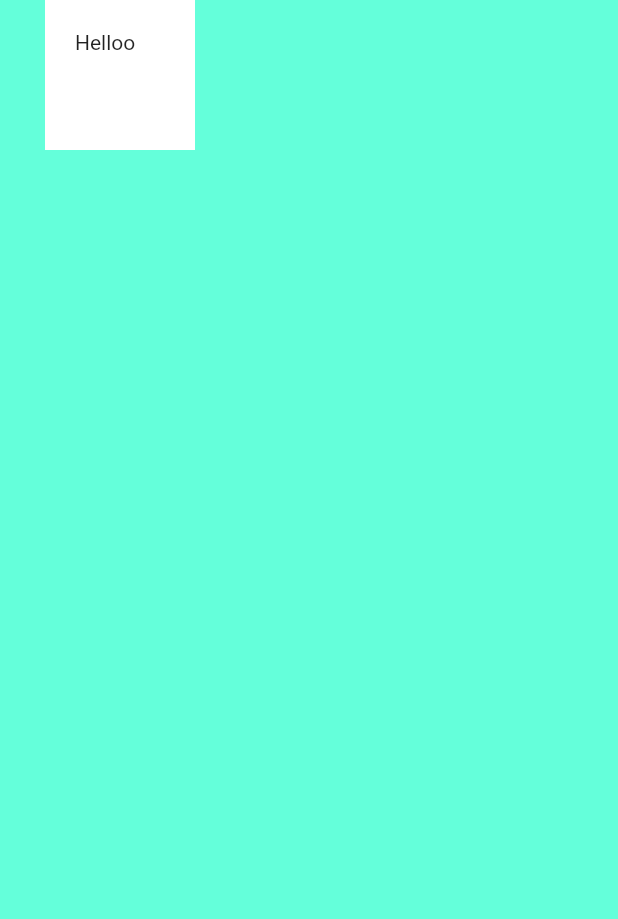
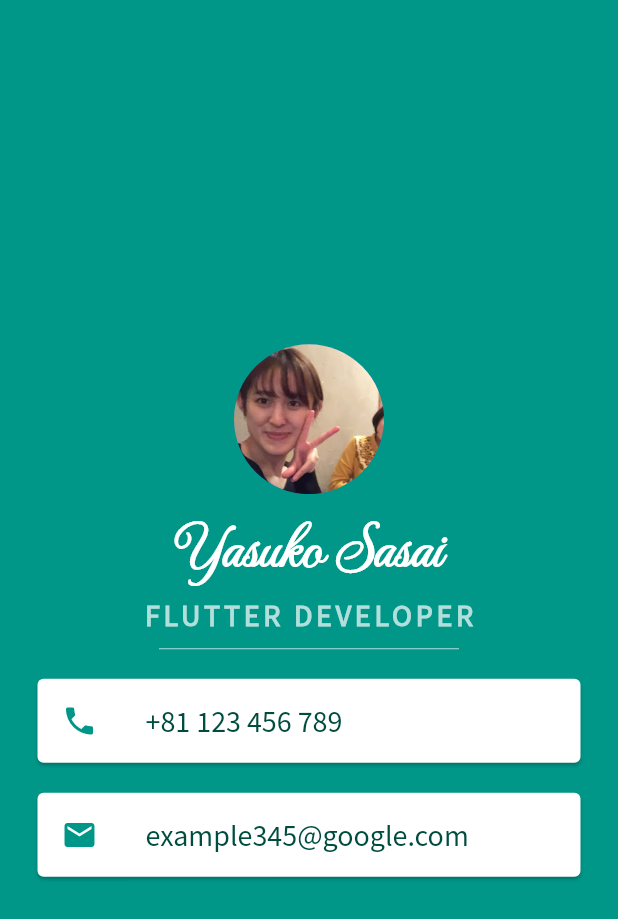
Before and after one commit to YasukoSasai/mi_card_flutter, a Flutter app: the screen it shows after launch, on a phone screen of 412 x 824 dp. Shown: the top 919 px of the screen. Run offline on Flutter 3.47's test engine with Material 2 defaults, Android fonts, the phone set to English and light mode, and no system bars.

Commit message:
Fixed the UI

```diff
--- a/lib/main.dart
+++ b/lib/main.dart
@@ -1,3 +1,4 @@
+import 'package:flutter/cupertino.dart';
 import 'package:flutter/material.dart';
 
 void main() {
@@ -9,15 +10,82 @@ class MyApp extends StatelessWidget {
   Widget build(BuildContext context) {
     return MaterialApp(
       home: Scaffold(
-        backgroundColor: Colors.tealAccent,
+        backgroundColor: Colors.teal,
         body: SafeArea(
-          child: Container(
-            height: 100.0,
-            width: 100.0,
-            margin: EdgeInsets.only(left: 30.0),
-            padding: EdgeInsets.all(20.0),
-            color: Colors.white,
-            child: Text('Helloo'),
+          child: Column(
+            mainAxisAlignment: MainAxisAlignment.center,
+            children: <Widget>[
+              CircleAvatar(
+                radius: 50.0,
+                backgroundImage: AssetImage('images/yasuko.jpg'),
+              ),
+              Text(
+                'Yasuko Sasai',
+                style: TextStyle(
+                  fontFamily: 'MonteCarlo',
+                  fontSize: 40.0,
+                  color: Colors.white,
+                  fontWeight: FontWeight.bold,
+                ),
+              ),
+              Text(
+                'FLUTTER DEVELOPER',
+                style: TextStyle(
+                  fontFamily: 'SourceSansPro',
+                  color: Colors.teal.shade100,
+                  fontSize: 20.0,
+                  letterSpacing: 2.5,
+                  fontWeight: FontWeight.bold,
+                ),
+              ),
+              SizedBox(
+                height: 20.0,
+                width: 200.0,
+                child: Divider(
+                  color: Colors.teal.shade100,
+                ),
+              ),
+              Card(
+                margin: EdgeInsets.symmetric(
+                  vertical: 10.0,
+                  horizontal: 25.0,
+                ),
+                child: ListTile(
+                  leading: Icon(
+                    Icons.phone,
+                    color: Colors.teal,
+                  ),
+                  title: Text(
+                    '+81 123 456 789',
+                    style: TextStyle(
+                      color: Colors.teal.shade900,
+                      fontFamily: 'SourceSansPro',
+                      fontSize: 20.0,
+                    ),
+                  ),
+                ),
+              ),
+              Card(
+                margin: EdgeInsets.symmetric(
+                  vertical: 10.0,
+                  horizontal: 25.0,
+                ),
+                child: ListTile(
+                  leading: Icon(
+                    Icons.email,
+                    color: Colors.teal,
+                  ),
+                  title: Text(
+                    'example345@google.com',
+                    style: TextStyle(
+                      color: Colors.teal.shade900,
+                      fontFamily: 'SourceSansPro',
+                      fontSize: 20.0,
+                    ),
+                  ),
+                ),
+              ),
+            ],
           ),
         ),
       ),
```
Also changed, not shown: pubspec.yaml (+11 -49 lines), fonts/MonteCarlo-Regular.ttf (added), fonts/SourceSansPro-Regular.ttf (added), images/yasuko.jpg (added).
